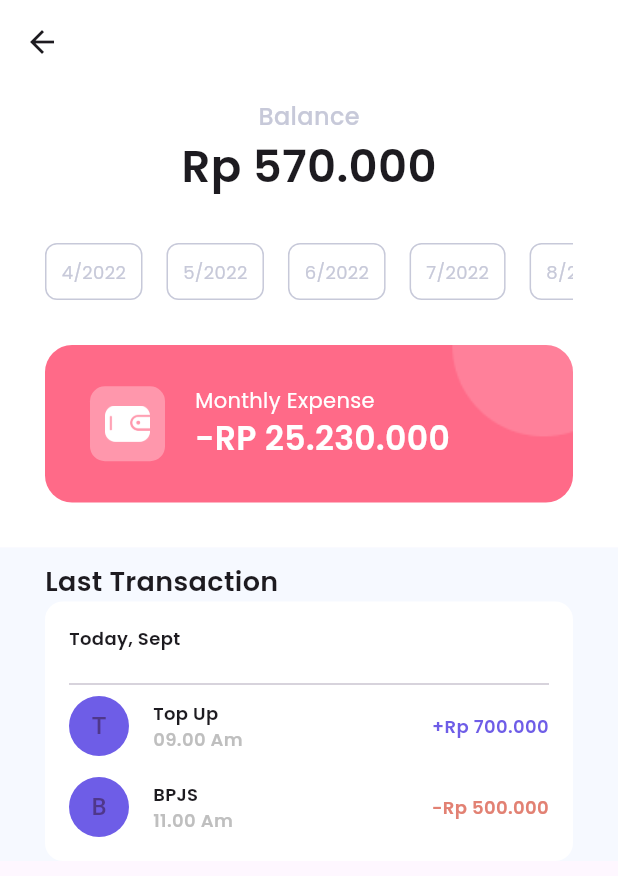
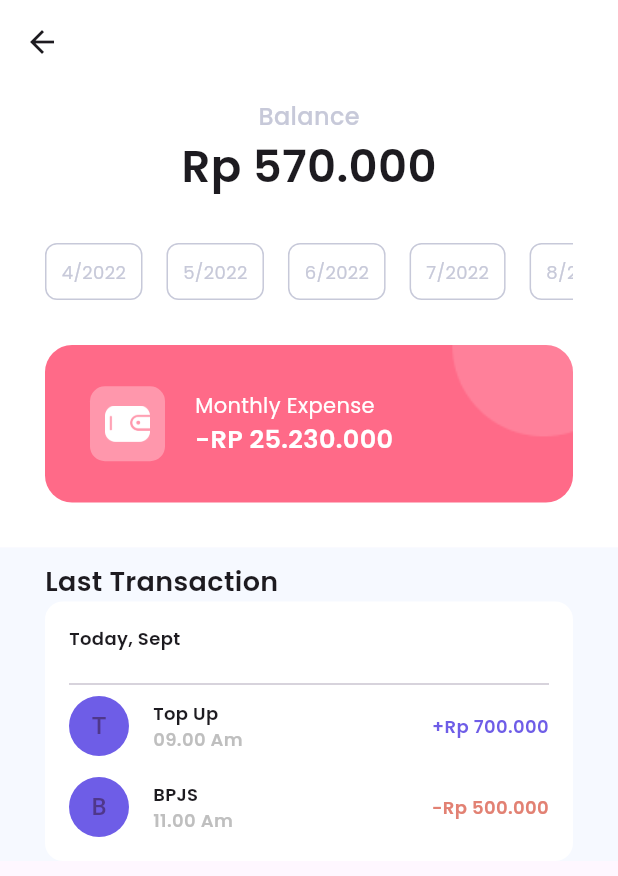
Before and after one commit to taufiqyfirdaus/walleto_mobile, a Flutter app: the BalanceView screen opened by its route, on a phone screen of 412 x 824 dp. Shown: the top 876 px of the screen. Run offline on Flutter 3.47's test engine with Material 3 defaults, Android fonts, the phone set to English and light mode, and no system bars; our stand-ins replace camera, dropdown_textfield, font_awesome_flutter, get, google_fonts, image_picker and 1 more; missing offline and left inert: google_ml_kit.

Commit message:
update balance view

```diff
--- a/lib/app/modules/balance/views/balance_view.dart
+++ b/lib/app/modules/balance/views/balance_view.dart
@@ -191,7 +191,7 @@ class BalanceView extends GetView<BalanceController> {
                             Text(
                               '-RP 25.230.000',
                               style: semibold.copyWith(
-                                fontSize: 22,
+                                fontSize: 17,
                                 color: Colors.white,
                               ),
                             )
```
